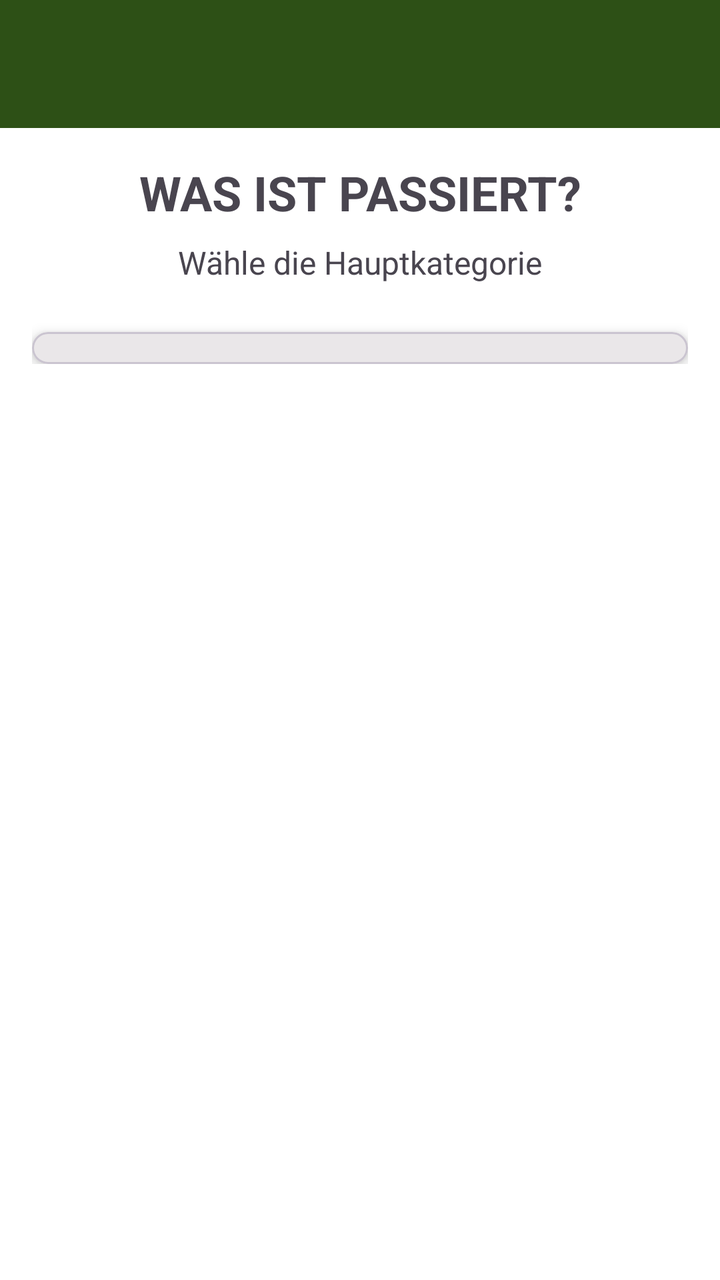
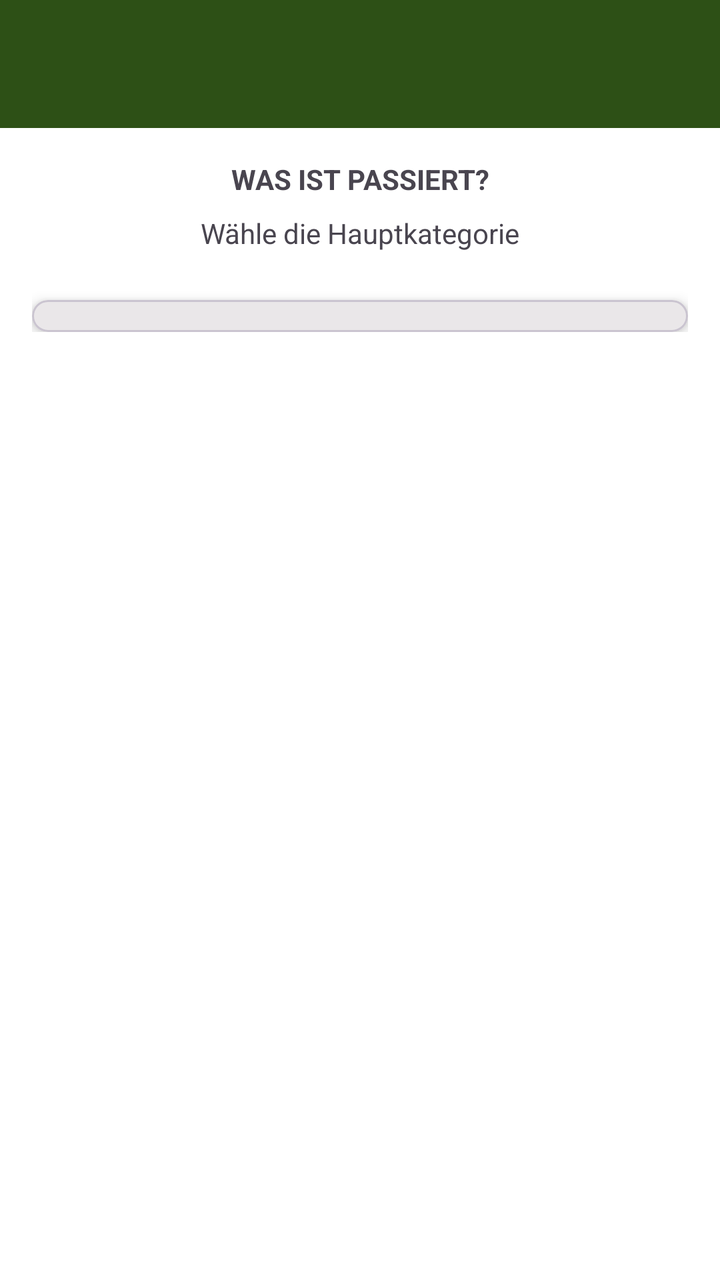

Compare the two renders of this Android layout. The source of the first and the diff that turns it into the second are given below.
<!-- AndroidManifest.xml: application theme Theme.HundeWildnis -->
<!-- res/layout/activity_first_aid_wizard.xml -->
<?xml version="1.0" encoding="utf-8"?>
<androidx.coordinatorlayout.widget.CoordinatorLayout 
    xmlns:android="http://schemas.android.com/apk/res/android"
    xmlns:app="http://schemas.android.com/apk/res-auto"
    android:layout_width="match_parent"
    android:layout_height="match_parent">

    <com.google.android.material.appbar.AppBarLayout
        android:layout_width="match_parent"
        android:layout_height="wrap_content"
        android:fitsSystemWindows="true">

        <com.google.android.material.appbar.MaterialToolbar
            android:id="@+id/toolbar"
            android:layout_width="match_parent"
            android:layout_height="?attr/actionBarSize"
            android:background="?attr/colorPrimary"
            app:titleTextColor="@android:color/white" />

    </com.google.android.material.appbar.AppBarLayout>

    <androidx.core.widget.NestedScrollView
        android:layout_width="match_parent"
        android:layout_height="match_parent"
        app:layout_behavior="@string/appbar_scrolling_view_behavior">

        <LinearLayout
            android:layout_width="match_parent"
            android:layout_height="wrap_content"
            android:orientation="vertical"
            android:padding="16dp">

            
            <TextView
                android:id="@+id/tvStepTitle"
                android:layout_width="match_parent"
                android:layout_height="wrap_content"
                android:text="WAS IST PASSIERT?"
                android:textSize="24sp"
                android:textStyle="bold"
                android:gravity="center" />

            <TextView
                android:id="@+id/tvStepSubtitle"
                android:layout_width="match_parent"
                android:layout_height="wrap_content"
                android:layout_marginTop="8dp"
                android:text="Wähle die Hauptkategorie"
                android:textSize="16sp"
                android:gravity="center" />

            
            <com.google.android.material.button.MaterialButton
                android:id="@+id/btnBack"
                style="@style/Widget.Material3.Button.TextButton"
                android:layout_width="wrap_content"
                android:layout_height="wrap_content"
                android:layout_marginTop="16dp"
                android:text="← Zurück"
                android:visibility="gone" />

            
            <com.google.android.material.card.MaterialCardView
                android:id="@+id/cardContent"
                android:layout_width="match_parent"
                android:layout_height="wrap_content"
                android:layout_marginTop="24dp"
                app:cardElevation="4dp"
                app:cardCornerRadius="8dp">

                
                <androidx.recyclerview.widget.RecyclerView
                    android:id="@+id/rvOptions"
                    android:layout_width="match_parent"
                    android:layout_height="wrap_content"
                    android:padding="8dp" />

            </com.google.android.material.card.MaterialCardView>

        </LinearLayout>

    </androidx.core.widget.NestedScrollView>

</androidx.coordinatorlayout.widget.CoordinatorLayout>
<!-- resources referenced by this layout -->
<resources>
  <style name="Base.Theme.HundeWildnis" parent="Theme.Material3.Light.NoActionBar">
          <item name="colorPrimary">#2d5016</item>
          <item name="colorPrimaryVariant">#1a3009</item>
          <item name="colorOnPrimary">#FFFFFF</item>
          <item name="colorSecondary">#6b8e4e</item>
          <item name="colorSecondaryVariant">#4a6135</item>
          <item name="colorOnSecondary">#000000</item>
          <item name="android:statusBarColor">?attr/colorPrimaryVariant</item>
  
          <item name="android:navigationBarColor">@android:color/transparent</item>
          <item name="android:windowLightStatusBar">true</item>
          <item name="android:windowLightNavigationBar">true</item>
          <item name="android:enforceNavigationBarContrast" tools:targetApi="q">false</item>
          <item name="android:enforceStatusBarContrast" tools:targetApi="q">false</item>
  
          
          <item name="colorAccent">#2d5016</item>
          <item name="android:textColorPrimary">#000000</item>
  
          
          <item name="materialAlertDialogTheme">@style/AlertDialogTheme</item>
  
          
          <item name="actionMenuTextColor">#FFFFFF</item>
  
          
          <item name="android:windowBackground">#FFFFFF</item>
          <item name="android:colorBackground">#FFFFFF</item>
      </style>
  <style name="AlertDialogTheme" parent="ThemeOverlay.Material3.MaterialAlertDialog">
          
          <item name="colorSurface">#FFFFFF</item>
  
          
          <item name="colorOnSurface">#000000</item>
          <item name="android:textColorPrimary">#000000</item>
  
          
          <item name="buttonBarPositiveButtonStyle">@style/DialogButtonStyle.Light</item>
          <item name="buttonBarNegativeButtonStyle">@style/DialogButtonStyle.Light</item>
          <item name="buttonBarNeutralButtonStyle">@style/DialogButtonStyle.Light</item>
      </style>
  <style name="DialogButtonStyle.Light" parent="Widget.Material3.Button.TextButton.Dialog">
          
          <item name="android:textColor">#2d5016</item>
  
          
          <item name="backgroundTint">@android:color/transparent</item>
  
          
          <item name="rippleColor">#332d5016</item>
      </style>
  <!-- unchanged entries left out for length: 1 -->
</resources>

<!-- the commit's change to res/layout/activity_first_aid_wizard.xml (unified diff, before → after) -->
@@ -5,10 +5,10 @@
     android:layout_width="match_parent"
     android:layout_height="match_parent">
 
-    <com.google.android.material.appbar.AppBarLayout
+    <com.google.android.material.appbar.AppBarLayout android:id="@+id/appbar"
         android:layout_width="match_parent"
         android:layout_height="wrap_content"
-        android:fitsSystemWindows="true">
+        android:fitsSystemWindows="false">
 
         <com.google.android.material.appbar.MaterialToolbar
             android:id="@+id/toolbar"
@@ -36,7 +36,7 @@
                 android:layout_width="match_parent"
                 android:layout_height="wrap_content"
                 android:text="WAS IST PASSIERT?"
-                android:textSize="24sp"
+                android:textSize="@dimen/text_body_medium"
                 android:textStyle="bold"
                 android:gravity="center" />
 
@@ -46,7 +46,7 @@
                 android:layout_height="wrap_content"
                 android:layout_marginTop="8dp"
                 android:text="Wähle die Hauptkategorie"
-                android:textSize="16sp"
+                android:textSize="@dimen/text_body_medium"
                 android:gravity="center" />
 
             
<!-- resource entries referenced after the edit -->
@@ -1,17 +1,21 @@
 <!-- resources referenced by this layout -->
 <resources>
+  <dimen name="text_body_medium">14sp</dimen>
   <style name="Base.Theme.HundeWildnis" parent="Theme.Material3.Light.NoActionBar">
+          
+          <item name="materialButtonStyle">@style/Widget.App.Button</item>
+  
           <item name="colorPrimary">#2d5016</item>
           <item name="colorPrimaryVariant">#1a3009</item>
           <item name="colorOnPrimary">#FFFFFF</item>
           <item name="colorSecondary">#6b8e4e</item>
           <item name="colorSecondaryVariant">#4a6135</item>
           <item name="colorOnSecondary">#000000</item>
-          <item name="android:statusBarColor">?attr/colorPrimaryVariant</item>
-  
+          <item name="android:statusBarColor">@android:color/transparent</item>
           <item name="android:navigationBarColor">@android:color/transparent</item>
+          <item name="android:windowDrawsSystemBarBackgrounds">true</item>
           <item name="android:windowLightStatusBar">true</item>
-          <item name="android:windowLightNavigationBar">true</item>
+          <item name="android:windowLightNavigationBar" tools:targetApi="27">true</item>
           <item name="android:enforceNavigationBarContrast" tools:targetApi="q">false</item>
           <item name="android:enforceStatusBarContrast" tools:targetApi="q">false</item>
   
@@ -21,13 +25,26 @@
   
           
           <item name="materialAlertDialogTheme">@style/AlertDialogTheme</item>
+          <item name="alertDialogTheme">@style/AlertDialogTheme</item>
   
           
           <item name="actionMenuTextColor">#FFFFFF</item>
+          <item name="actionOverflowButtonStyle">@style/Widget.App.Overflow</item>
   
           
           <item name="android:windowBackground">#FFFFFF</item>
           <item name="android:colorBackground">#FFFFFF</item>
+      </style>
+  <style name="Widget.App.Button" parent="Widget.Material3.Button">
+          <item name="autoSizeTextType">uniform</item>
+          <item name="autoSizeMinTextSize">12sp</item>
+          <item name="autoSizeMaxTextSize">@dimen/text_button_large</item>
+          <item name="autoSizeStepGranularity">1sp</item>
+          <item name="android:maxLines">2</item>
+          <item name="android:ellipsize">end</item>
+          <item name="android:paddingStart">16dp</item>
+          <item name="android:paddingEnd">16dp</item>
+          <item name="android:minHeight">60dp</item>
       </style>
   <style name="AlertDialogTheme" parent="ThemeOverlay.Material3.MaterialAlertDialog">
           
@@ -41,10 +58,39 @@
           <item name="buttonBarPositiveButtonStyle">@style/DialogButtonStyle.Light</item>
           <item name="buttonBarNegativeButtonStyle">@style/DialogButtonStyle.Light</item>
           <item name="buttonBarNeutralButtonStyle">@style/DialogButtonStyle.Light</item>
+  
+          
+          <item name="buttonBarStyle">@style/Widget.App.ButtonBar</item>
+  
+          
+          <item name="android:buttonStyle">@style/DialogButtonStyle.Light</item>
       </style>
+  <style name="Widget.App.Overflow" parent="Widget.AppCompat.ActionButton.Overflow">
+          <item name="android:src">@drawable/ic_menu_hamburger</item>
+      </style>
+  <dimen name="text_button_large">20sp</dimen>
   <style name="DialogButtonStyle.Light" parent="Widget.Material3.Button.TextButton.Dialog">
           
           <item name="android:textColor">#2d5016</item>
+  
+          
+          <item name="android:textSize">13sp</item>
+          <item name="android:textAllCaps">false</item>
+          <item name="android:maxLines">2</item>
+          <item name="android:singleLine">false</item>
+          <item name="android:ellipsize">none</item>
+          <item name="autoSizeTextType">uniform</item>
+          <item name="autoSizeMinTextSize">10sp</item>
+          <item name="autoSizeMaxTextSize">16sp</item>
+  
+          
+          <item name="android:paddingStart">2dp</item>
+          <item name="android:paddingEnd">2dp</item>
+          <item name="android:minWidth">0dp</item>
+          <item name="android:insetLeft">0dp</item>
+          <item name="android:insetRight">0dp</item>
+          <item name="android:insetTop">0dp</item>
+          <item name="android:insetBottom">0dp</item>
   
           
           <item name="backgroundTint">@android:color/transparent</item>
@@ -52,6 +98,19 @@
           
           <item name="rippleColor">#332d5016</item>
       </style>
+  <style name="Widget.App.ButtonBar" parent="Widget.AppCompat.ButtonBar.AlertDialog">
+          <item name="android:padding">0dp</item>
+      </style>
+  <!-- drawable ic_menu_hamburger (drawable) -->
+  <vector xmlns:android="http://schemas.android.com/apk/res/android"
+      android:width="24dp"
+      android:height="24dp"
+      android:viewportWidth="24"
+      android:viewportHeight="24">
+      <path
+          android:fillColor="#FFFFFF"
+          android:pathData="M3,18h18v-2H3V18z M3,13h18v-2H3V13z M3,6v2h18V6H3z" />
+  </vector>
   <!-- unchanged entries left out for length: 1 -->
 </resources>
 
